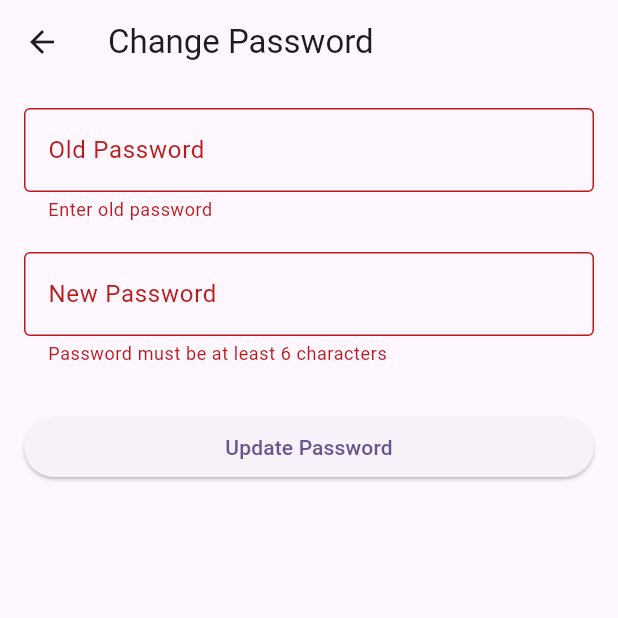
After one commit to Suhail-Sharieff/PROJECT-Vibe_Haven, a Flutter app: the EditPasswordPage screen opened by its route, after a tap on "Update Password", on a phone screen of 412 x 824 dp, the top half of it. The commit adds this screen. Run offline on Flutter 3.47's test engine with Material 3 defaults, Android fonts, the phone set to English and light mode, and no system bars; our stand-ins replace another_flushbar, fluttertoast, freezed_annotation, get, google_fonts, image_picker and 1 more; accounts and stored records are empty.

```diff
--- a/ui/lib/constants/routes.dart
+++ b/ui/lib/constants/routes.dart
@@ -1,5 +1,6 @@
 
 import 'package:flutter/material.dart';
+import 'package:ui/pages/Profile_Page/edit_password.dart';
 
 import '../landing_page.dart';
 import '../pages/Home_page/home_page.dart';
@@ -27,6 +28,7 @@ const leader_board_route='/leader_board/';
 const profile_route='/profile/';
 const edit_user_name='/edit_user_name/';
 const edit_user_ph_no='/edit_user_ph_no/';
+const edit_password='/edit_password/';
 
 
 
@@ -42,4 +44,5 @@ final Map<String, WidgetBuilder> routes = {
   ProfilePage.route_name:(_)=>const ProfilePage(),
   EditNameFormPage.route_name:(_)=>const EditNameFormPage(),
   EditPhoneFormPage.route_name:(_)=>const EditPhoneFormPage(),
+  EditPasswordPage.route_name:(_)=>EditPasswordPage(),
 };
--- /dev/null
+++ b/ui/lib/pages/Profile_Page/edit_password.dart
@@ -0,0 +1,109 @@
+import 'package:flutter/material.dart';
+import 'package:get/get.dart';
+import 'package:ui/controllers/auth_controllers/auth_methods.dart';
+
+import '../../constants/routes.dart';
+
+class EditPasswordPage extends StatelessWidget {
+  final _oldPasswordController = TextEditingController();
+  final _newPasswordController = TextEditingController();
+  final _formKey = GlobalKey<FormState>();
+  static const route_name=edit_password;
+  final AuthController userController = Get.find<AuthController>();
+
+  EditPasswordPage({super.key});
+
+  void _showConfirmationDialog(BuildContext context) {
+    Get.defaultDialog(
+      title: "Are you sure?",
+      middleText: "Do you want to change your password?",
+      textCancel: "No",
+      textConfirm: "Yes",
+      confirmTextColor: Colors.white,
+      onConfirm: () async {
+        Get.back(); // Close dialog first
+        await _submitPasswordChange(context); // Then submit
+      },
+    );
+  }
+
+  Future<void> _submitPasswordChange(BuildContext context) async {
+    final success = await userController.updatePassword(
+      context,
+      _oldPasswordController.text.trim(),
+      _newPasswordController.text.trim(),
+    );
+
+    if (success) {
+      Get.defaultDialog(
+        title: "Success 🎉",
+        middleText: "Your password has been updated!",
+        confirm: ElevatedButton(
+          onPressed: () {
+            Get.back(); // Close dialog
+            Get.back(); // Go back to previous screen
+          },
+          child: const Text("OK"),
+        ),
+      );
+    }
+  }
+
+  @override
+  Widget build(BuildContext context) {
+    return Scaffold(
+      appBar: AppBar(
+        title: const Text("Change Password"),
+      ),
+      body: Padding(
+        padding: const EdgeInsets.all(16),
+        child: Form(
+          key: _formKey,
+          child: Column(
+            children: [
+              /// Old Password
+              TextFormField(
+                controller: _oldPasswordController,
+                obscureText: true,
+                decoration: const InputDecoration(
+                  labelText: "Old Password",
+                  border: OutlineInputBorder(),
+                ),
+                validator: (value) =>
+                value == null || value.isEmpty ? "Enter old password" : null,
+              ),
+              const SizedBox(height: 20),
+
+              /// New Password
+              TextFormField(
+                controller: _newPasswordController,
+                obscureText: true,
+                decoration: const InputDecoration(
+                  labelText: "New Password",
+                  border: OutlineInputBorder(),
+                ),
+                validator: (value) => value == null || value.length < 6
+                    ? "Password must be at least 6 characters"
+                    : null,
+              ),
+              const SizedBox(height: 30),
+
+              /// Submit Button
+              SizedBox(
+                width: double.infinity,
+                child: ElevatedButton(
+                  onPressed: () {
+                    if (_formKey.currentState!.validate()) {
+                      _showConfirmationDialog(context);
+                    }
+                  },
+                  child: const Text("Update Password"),
+                ),
+              ),
+            ],
+          ),
+        ),
+      ),
+    );
+  }
+}
```
Also changed, not shown: ui/lib/pages/Profile_Page/profile_page.dart (+30 -20 lines).
